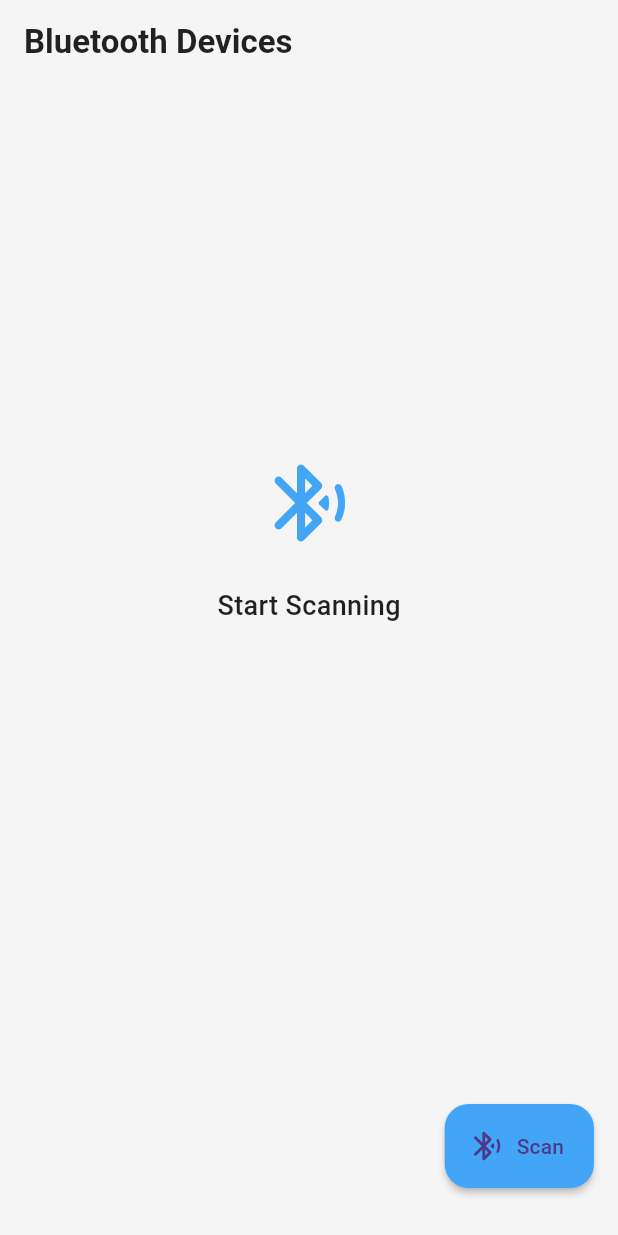
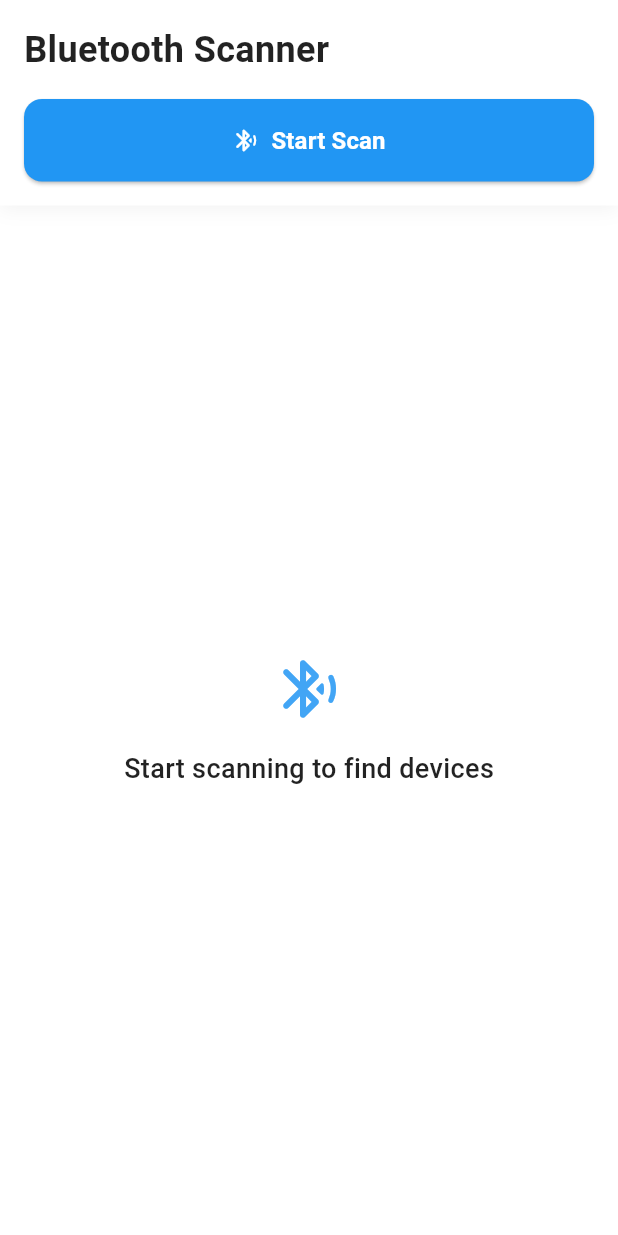
Before and after one commit to Multyp/interview-flutter-fogo, a Flutter app: the screen it shows after launch, on a phone screen of 412 x 824 dp. Run offline on Flutter 3.47's test engine with Material 3 defaults, Android fonts, the phone set to English and light mode, and no system bars; our stand-ins replace flutter_bloc, flutter_blue_plus, permission_handler.

Commit message:
feat: :sparkles: refactor HomePage UI with improved layout and scanning button functionality

```diff
--- a/lib/ui/pages/home_page.dart
+++ b/lib/ui/pages/home_page.dart
@@ -14,81 +14,114 @@ class HomePage extends StatelessWidget {
   @override
   Widget build(BuildContext context) {
     return Scaffold(
-      backgroundColor: Colors.grey[100],
-      body: SafeArea(
-        child: BlocConsumer<BluetoothScanBloc, BluetoothScanState>(
+      backgroundColor: Colors.white,
+      body: BlocConsumer<BluetoothScanBloc, BluetoothScanState>(
         listener: (context, state) {
           if (state is BluetoothScanError) {
             ScaffoldMessenger.of(context).showSnackBar(
               SnackBar(
                 content: Text(state.message),
-                  backgroundColor: Colors.red[400],
+                backgroundColor: Colors.red.shade400,
                 behavior: SnackBarBehavior.floating,
-                  shape: RoundedRectangleBorder(
-                    borderRadius: BorderRadius.circular(10),
-                  ),
-                  margin: EdgeInsets.all(16),
+                margin: const EdgeInsets.all(16),
               ),
             );
           }
         },
         builder: (context, state) {
-            return CustomScrollView(
-              slivers: [
-                SliverAppBar(
-                  floating: true,
-                  title: Text(
-                    'Bluetooth Devices',
+          return SafeArea(
+            child: Column(
+              children: [
+                _buildHeader(context, state),
+                Expanded(
+                  child: _buildDevicesList(context, state),
+                ),
+              ],
+            ),
+          );
+        },
+      ),
+    );
+  }
+
+  Widget _buildHeader(BuildContext context, BluetoothScanState state) {
+    return Container(
+      padding: const EdgeInsets.all(16),
+      decoration: BoxDecoration(
+        color: Colors.white,
+        boxShadow: [
+          BoxShadow(
+            color: Colors.black.withOpacity(0.05),
+            blurRadius: 10,
+            offset: const Offset(0, 2),
+          ),
+        ],
+      ),
+      child: Column(
+        crossAxisAlignment: CrossAxisAlignment.start,
+        children: [
+          const Text(
+            'Bluetooth Scanner',
             style: TextStyle(
-                      fontWeight: FontWeight.w600,
+              fontSize: 24,
+              fontWeight: FontWeight.bold,
               color: Colors.black87,
             ),
           ),
-                  backgroundColor: Colors.grey[100],
-                  elevation: 0,
-                  actions: [
-                    if (state is BluetoothScanLoading)
-                      Padding(
-                        padding: EdgeInsets.only(right: 16),
-                        child: Center(
-                          child: SizedBox(
-                            width: 20,
-                            height: 20,
-                            child: CircularProgressIndicator(
-                              strokeWidth: 2,
-                              valueColor: AlwaysStoppedAnimation<Color>(
-                                Colors.blue[400]!,
+          const SizedBox(height: 16),
+          _buildScanButton(context, state),
+        ],
+      ),
+    );
+  }
+
+  Widget _buildScanButton(BuildContext context, BluetoothScanState state) {
+    final isScanning = state.isScanning;
+
+    return SizedBox(
+      width: double.infinity,
+      child: ElevatedButton.icon(
+        onPressed: () {
+          if (isScanning) {
+            context.read<BluetoothScanBloc>().add(StopScan());
+          } else {
+            context.read<BluetoothScanBloc>().add(StartScan());
+          }
+        },
+        icon: Icon(
+          isScanning ? Icons.stop_rounded : Icons.bluetooth_searching_rounded,
+          color: Colors.white,
+        ),
+        label: Text(
+          isScanning ? 'Stop Scanning' : 'Start Scan',
+          style: const TextStyle(
+            color: Colors.white,
+            fontSize: 16,
+            fontWeight: FontWeight.w600,
+          ),
+        ),
+        style: ElevatedButton.styleFrom(
+          backgroundColor: isScanning ? Colors.red.shade400 : Colors.blue.shade500,
+          padding: const EdgeInsets.symmetric(vertical: 16),
+          shape: RoundedRectangleBorder(
+            borderRadius: BorderRadius.circular(12),
           ),
         ),
       ),
-                        ),
-                      ),
-                  ],
-                ),
-                SliverToBoxAdapter(
-                  child: _buildBody(context, state),
-                ),
-              ],
-            );
-          },
-        ),
-      ),
-      floatingActionButton: _buildScanButton(context),
     );
   }
 
-  Widget _buildBody(BuildContext context, BluetoothScanState state) {
+  Widget _buildDevicesList(BuildContext context, BluetoothScanState state) {
     if (state is BluetoothScanLoading) {
       return Center(
-        child: Padding(
-          padding: EdgeInsets.only(top: MediaQuery.of(context).size.height * 0.3),
         child: Column(
+          mainAxisAlignment: MainAxisAlignment.center,
           children: [
             CircularProgressIndicator(
-                valueColor: AlwaysStoppedAnimation<Color>(Colors.blue[400]!),
+              valueColor: AlwaysStoppedAnimation<Color>(Colors.blue.shade400),
             ),
-              SizedBox(height: 24),
-              Text(
+            const SizedBox(height: 16),
+            const Text(
               'Scanning for devices...',
               style: TextStyle(
                 color: Colors.black54,
@@ -97,24 +130,21 @@ class HomePage extends StatelessWidget {
             ),
           ],
         ),
-        ),
       );
     }
 
-    if (state is BluetoothScanLoaded) {
-      if (state.devices.isEmpty) {
+    if (state is BluetoothScanLoaded && state.devices.isEmpty) {
       return Center(
-          child: Padding(
-            padding: EdgeInsets.only(top: MediaQuery.of(context).size.height * 0.3),
         child: Column(
+          mainAxisAlignment: MainAxisAlignment.center,
           children: [
             Icon(
               Icons.bluetooth_disabled_rounded,
-                  size: 64,
-                  color: Colors.grey[400],
+              size: 48,
+              color: Colors.grey.shade400,
             ),
-                SizedBox(height: 24),
-                Text(
+            const SizedBox(height: 16),
+            const Text(
               'No devices found',
               style: TextStyle(
                 fontSize: 18,
@@ -122,30 +152,29 @@ class HomePage extends StatelessWidget {
                 color: Colors.black87,
               ),
             ),
-                SizedBox(height: 8),
+            const SizedBox(height: 8),
             Text(
               'Pull down to refresh',
               style: TextStyle(
-                    color: Colors.black54,
+                color: Colors.grey.shade600,
                 fontSize: 14,
               ),
             ),
           ],
         ),
-          ),
       );
     }
 
+    if (state is BluetoothScanLoaded) {
       return RefreshIndicator(
         onRefresh: () async {
           context.read<BluetoothScanBloc>().add(StartScan());
         },
-        color: Colors.blue[400],
-        child: ListView.builder(
-          padding: EdgeInsets.fromLTRB(16, 8, 16, 100),
-          shrinkWrap: true,
-          physics: NeverScrollableScrollPhysics(),
+        color: Colors.blue.shade400,
+        child: ListView.separated(
+          padding: const EdgeInsets.all(16),
           itemCount: state.devices.length,
+          separatorBuilder: (context, index) => const SizedBox(height: 8),
           itemBuilder: (context, index) {
             return BluetoothDeviceTile(
               device: state.devices[index],
@@ -159,18 +188,17 @@ class HomePage extends StatelessWidget {
     }
 
     return Center(
-      child: Padding(
-        padding: EdgeInsets.only(top: MediaQuery.of(context).size.height * 0.3),
       child: Column(
+        mainAxisAlignment: MainAxisAlignment.center,
         children: [
           Icon(
             Icons.bluetooth_searching_rounded,
-              size: 64,
-              color: Colors.blue[400],
+            size: 48,
+            color: Colors.blue.shade400,
           ),
-            SizedBox(height: 24),
-            Text(
-              'Start Scanning',
+          const SizedBox(height: 16),
+          const Text(
+            'Start scanning to find devices',
             style: TextStyle(
               fontSize: 18,
               fontWeight: FontWeight.w500,
@@ -179,36 +207,6 @@ class HomePage extends StatelessWidget {
           ),
         ],
       ),
-      ),
-    );
-  }
-
-  Widget _buildScanButton(BuildContext context) {
-    return Padding(
-      padding: EdgeInsets.only(bottom: 16),
-      child: BlocBuilder<BluetoothScanBloc, BluetoothScanState>(
-        builder: (context, state) {
-          final bool isScanning = state.isScanning;
-
-          return FloatingActionButton.extended(
-            onPressed: () {
-              if (isScanning) {
-                context.read<BluetoothScanBloc>().add(StopScan());
-              } else {
-                context.read<BluetoothScanBloc>().add(StartScan());
-              }
-            },
-            icon: Icon(
-              isScanning
-                  ? Icons.stop_rounded
-                  : Icons.bluetooth_searching_rounded,
-            ),
-            label: Text(isScanning ? 'Stop' : 'Scan'),
-            elevation: 2,
-            backgroundColor: isScanning ? Colors.red[400] : Colors.blue[400],
-          );
-        },
-      ),
     );
   }
 }
```
Lines whose indentation alone changed are shown as unchanged.
